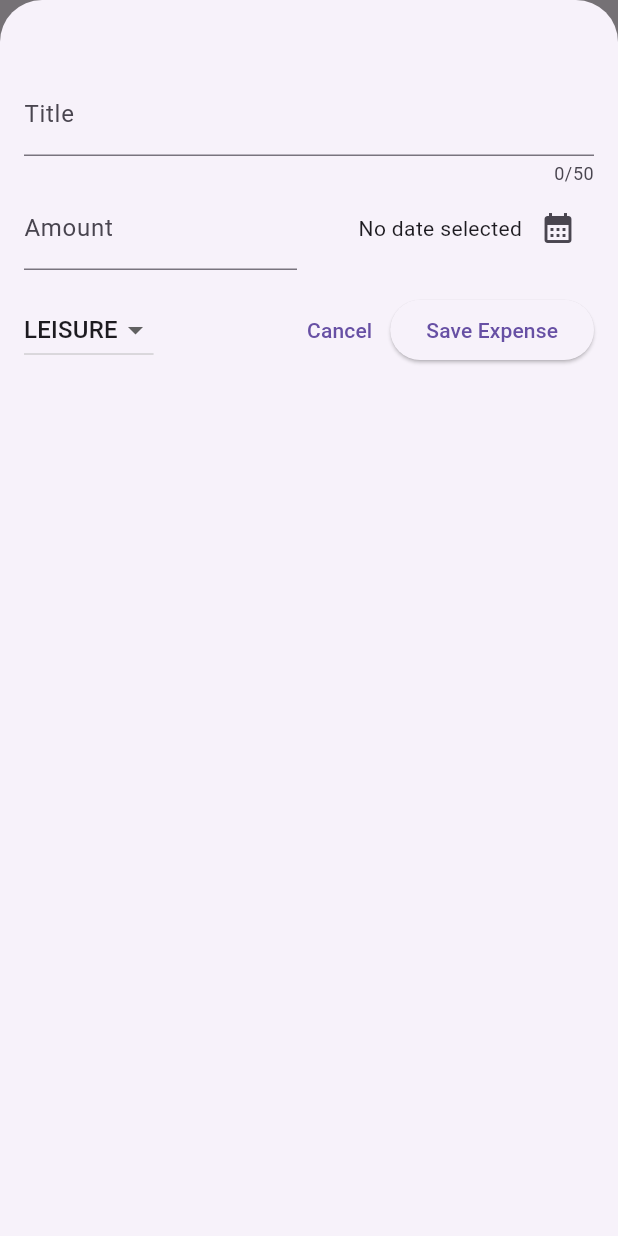
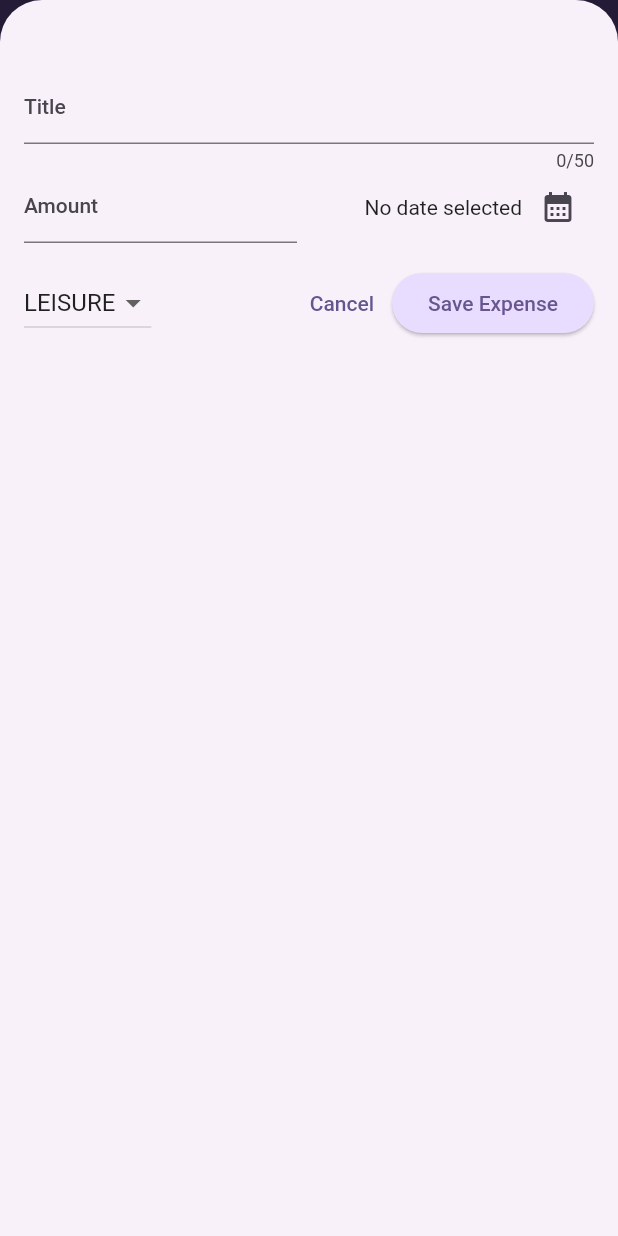
Before and after one commit to C-Senanayake/expence_tracker, a Flutter app: the screen it shows after launch, after a tap on the "add" icon, on a phone screen of 412 x 824 dp. Run offline on Flutter 3.47's test engine with Material 2 defaults, Android fonts, the phone set to English and light mode, and no system bars.

Commit message:
added dark theme and arranged data for the chart

```diff
--- a/lib/main.dart
+++ b/lib/main.dart
@@ -1,11 +1,56 @@
 import 'package:flutter/material.dart';
 import 'package:expence_tracker/widgets/expenses.dart';
 
+var kColorSceme = ColorScheme.fromSeed(
+  seedColor: const Color.fromARGB(255, 96, 56, 181),
+);
+
+var kDarkColorSceme = ColorScheme.fromSeed(
+  brightness: Brightness.dark,
+  seedColor: const Color.fromARGB(255, 5, 99, 125),
+);
+
 void main() {
-  runApp(
-    MaterialApp(
-      theme: ThemeData(useMaterial3: true),
-      home: const Expenses(),
-    )
-  );
+  runApp(MaterialApp(
+    darkTheme: ThemeData.dark().copyWith(
+      useMaterial3: true,
+      colorScheme: kDarkColorSceme,
+      cardTheme: const CardTheme().copyWith(
+        color: kDarkColorSceme.secondaryContainer,
+        margin: const EdgeInsets.symmetric(horizontal: 16, vertical: 8),
+      ),
+      elevatedButtonTheme: ElevatedButtonThemeData(
+        style: ElevatedButton.styleFrom(
+          backgroundColor: kDarkColorSceme.primaryContainer,
+          foregroundColor: kDarkColorSceme.onPrimaryContainer
+        ),
+      ),
+    ),
+    theme: ThemeData().copyWith(
+      useMaterial3: true,
+      colorScheme: kColorSceme,
+      appBarTheme: const AppBarTheme().copyWith(
+        backgroundColor: kColorSceme.onPrimaryContainer,
+        foregroundColor: kColorSceme.primaryContainer,
+      ),
+      cardTheme: const CardTheme().copyWith(
+        color: kColorSceme.secondaryContainer,
+        margin: const EdgeInsets.symmetric(horizontal: 16, vertical: 8),
+      ),
+      elevatedButtonTheme: ElevatedButtonThemeData(
+        style: ElevatedButton.styleFrom(
+          backgroundColor: kColorSceme.primaryContainer,
+        ),
+      ),
+      textTheme: ThemeData().textTheme.copyWith(
+            titleLarge: TextStyle(
+              fontWeight: FontWeight.bold,
+              color: kColorSceme.onSecondaryContainer,
+              fontSize: 14,
+            ),
+          ),
+    ),
+    themeMode: ThemeMode.system,
+    home: const Expenses(),
+  ));
 }
--- a/lib/widgets/expenses_list/expense_item.dart
+++ b/lib/widgets/expenses_list/expense_item.dart
@@ -11,8 +11,12 @@ class ExpenseItem extends StatelessWidget {
       child: Padding(
         padding: const EdgeInsets.symmetric(horizontal: 20, vertical: 16),
         child: Column(
+          crossAxisAlignment: CrossAxisAlignment.start,
           children: [
-            Text(expense.title),
+            Text(
+              expense.title,
+              style: Theme.of(context).textTheme.titleLarge,
+            ),
             const SizedBox(
               height: 4,
             ),
--- a/lib/widgets/expenses_list/expenses_list.dart
+++ b/lib/widgets/expenses_list/expenses_list.dart
@@ -17,6 +17,10 @@ class ExpensesList extends StatelessWidget {
       itemCount: expenses.length,
       itemBuilder: (buildcontext, index) => Dismissible(
         key: ValueKey(expenses[index]),
+        background: Container(
+          color: Theme.of(context).colorScheme.error.withOpacity(0.75),
+          margin: EdgeInsets.symmetric(horizontal:Theme.of(context).cardTheme.margin!.horizontal),
+        ),
         onDismissed: (direction) {
           onRemoveExpense(expenses[index]);
         },
```
Also changed, not shown: lib/models/expense.dart (+22 -0 lines).
